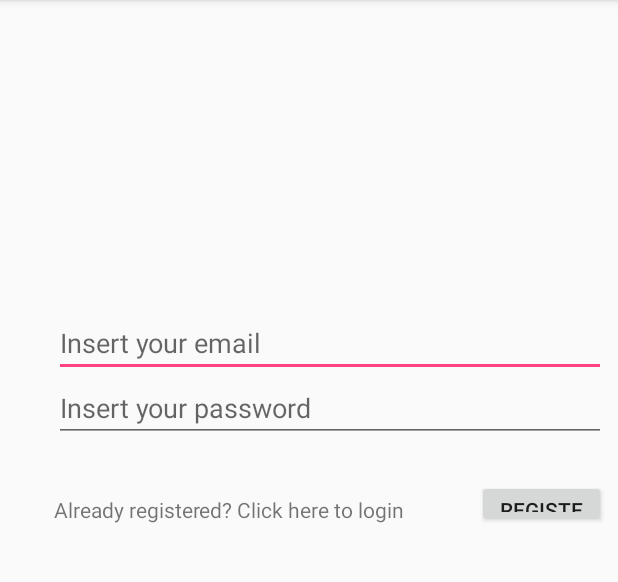
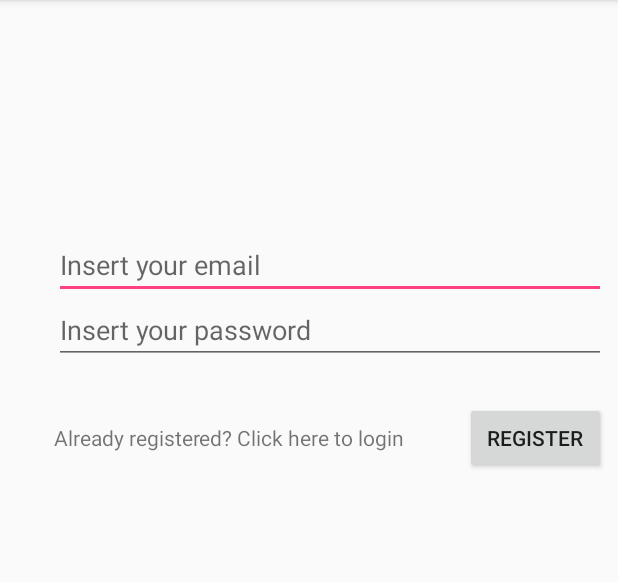
Before and after one commit to msousa06/M7, an Android app: the screen it shows after launch (RegisterActivity), after a tap on "Already registered? Click here to login", on a phone screen of 412 x 824 dp, the part 84-666 px from its top. Run offline under Robolectric (Android 15) with nearby library versions, the phone set to English and light mode, and no system bars; our stand-ins replace Firebase (no records; nobody signed in at launch, a user with empty details on screens opened directly).

Commit message:
Registo a funcionar

```diff
--- a/app/src/main/java/com/gp/gpproject/RegisterActivity.java
+++ b/app/src/main/java/com/gp/gpproject/RegisterActivity.java
@@ -16,12 +16,14 @@ import com.google.android.gms.tasks.Task;
 import com.google.firebase.auth.AuthResult;
 import com.google.firebase.auth.FirebaseAuth;
 
-public class RegisterActivity extends AppCompatActivity implements View.OnClickListener{
+import java.sql.SQLOutput;
+
+public class RegisterActivity extends AppCompatActivity implements View.OnClickListener {
 
     private Button buttonRegister;
     private EditText textEmail, textPassword;
-    private TextView textSignin;
-    private ProgressDialog dialog;
+    private TextView textSignIn;
+    private ProgressDialog progressDialog;
 
     private FirebaseAuth firebaseAuth;
 
@@ -30,52 +32,59 @@ public class RegisterActivity extends AppCompatActivity implements View.OnClickL
         super.onCreate(savedInstanceState);
         setContentView(R.layout.activity_register);
 
-        dialog = new ProgressDialog(this);
+
+        firebaseAuth = FirebaseAuth.getInstance();
+        progressDialog = new ProgressDialog(this);
 
         buttonRegister = (Button) findViewById(R.id.buttonRegister);
         textEmail = (EditText) findViewById(R.id.textEmail);
         textPassword = (EditText) findViewById(R.id.textPassword);
-        textSignin = (TextView) findViewById(R.id.textSignin);
+        textSignIn = (TextView) findViewById(R.id.textSignin);
 
         buttonRegister.setOnClickListener(this);
-        textSignin.setOnClickListener(this);
+        textSignIn.setOnClickListener(this);
     }
 
     @Override
     public void onClick(View v) {
-        if(v == textSignin) {
+        if(v.equals(textSignIn)) {
             //open login activity
+            Toast.makeText(this, "Sign in", Toast.LENGTH_SHORT).show();
         }
-        if(v == buttonRegister) {
+        if(v.equals(buttonRegister)) {
             registerUser();
         }
     }
+
+
 
     private void registerUser() {
         String email = textEmail.getText().toString().trim();
         String password = textPassword.getText().toString().trim();
 
         if(TextUtils.isEmpty(email)) {
-            Toast.makeText(this, "Please enter email", Toast.LENGTH_SHORT);
+            Toast.makeText(this, "Please enter email", Toast.LENGTH_SHORT).show();
             return;
         }
         if(TextUtils.isEmpty(password)) {
-            Toast.makeText(this, "Please enter password", Toast.LENGTH_SHORT);
+            Toast.makeText(this, "Please enter password", Toast.LENGTH_SHORT).show();
             return;
         }
 
-        dialog.setMessage("Registering User... ");
-        dialog.show();
+        progressDialog.setMessage("Registering User... ");
+        progressDialog.show();
 
         firebaseAuth.createUserWithEmailAndPassword(email, password)
                 .addOnCompleteListener(this, new OnCompleteListener<AuthResult>() {
                     @Override
                     public void onComplete(@NonNull Task<AuthResult> task) {
-                        if(task.isSuccessful()) {
-                            Toast.makeText(RegisterActivity.this, "Registration Complete", Toast.LENGTH_SHORT);
-                        } else {
-                            Toast.makeText(RegisterActivity.this, "Registration Failed", Toast.LENGTH_SHORT);
-                        }
+                        String text = "Registration ";
+                        text += (task.isSuccessful())? "Complete" : "Failed! \n" + task.getException().getMessage();
+                        Toast.makeText(RegisterActivity.this, text, Toast.LENGTH_SHORT).show();
+                        progressDialog.dismiss();
+
+                        //falta ir para a página inicial do utilizador
+                        //já faz o registo de novo utilizador dentro do firebase
                     }
                 });
 
--- a/app/src/main/res/layout/activity_register.xml
+++ b/app/src/main/res/layout/activity_register.xml
@@ -8,10 +8,10 @@
 
     <LinearLayout
         android:layout_width="368dp"
-        android:layout_height="146dp"
+        android:layout_height="176dp"
         android:layout_marginEnd="8dp"
         android:layout_marginStart="8dp"
-        android:layout_marginTop="208dp"
+        android:layout_marginTop="156dp"
         android:orientation="vertical"
         app:layout_constraintEnd_toEndOf="parent"
         app:layout_constraintHorizontal_bias="1.0"
@@ -43,19 +43,19 @@
 
         <LinearLayout
             android:layout_width="match_parent"
-            android:layout_height="42dp"
+            android:layout_height="59dp"
             android:orientation="horizontal">
 
             <TextView
                 android:id="@+id/textSignin"
-                android:layout_width="282dp"
-                android:layout_height="31dp"
+                android:layout_width="274dp"
+                android:layout_height="44dp"
                 android:text="Already registered? Click here to login" />
 
             <Button
                 android:id="@+id/buttonRegister"
                 android:layout_width="match_parent"
-                android:layout_height="31dp"
+                android:layout_height="wrap_content"
                 android:text="Register" />
 
 
```
Also changed, not shown: 1 other file.
